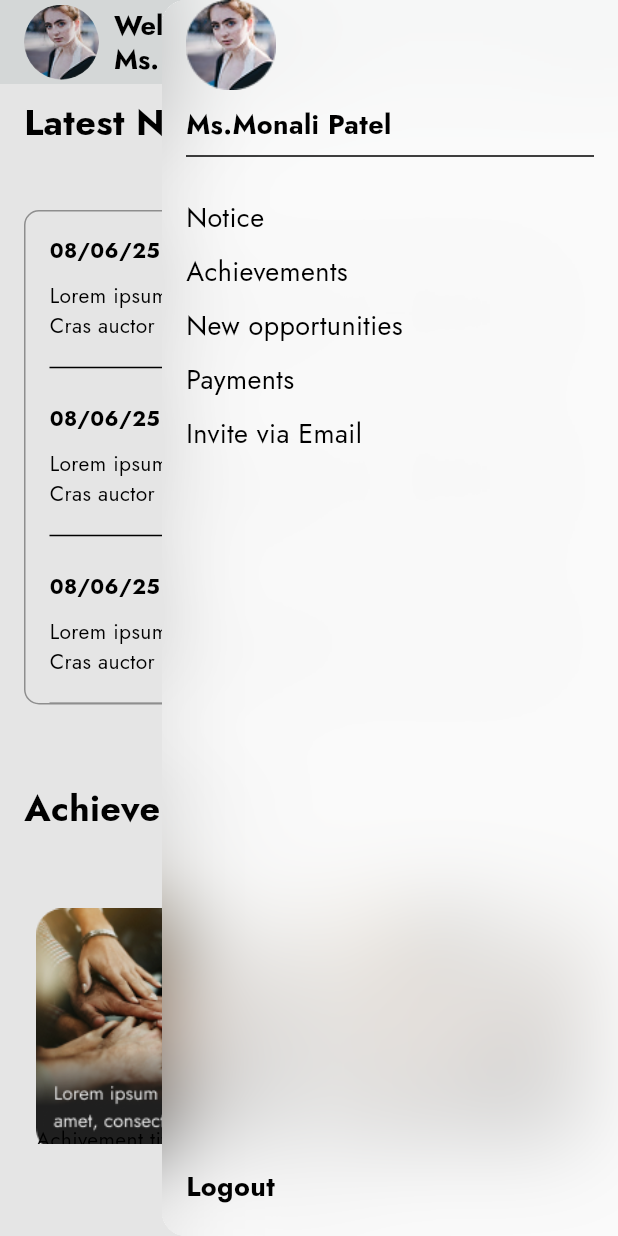
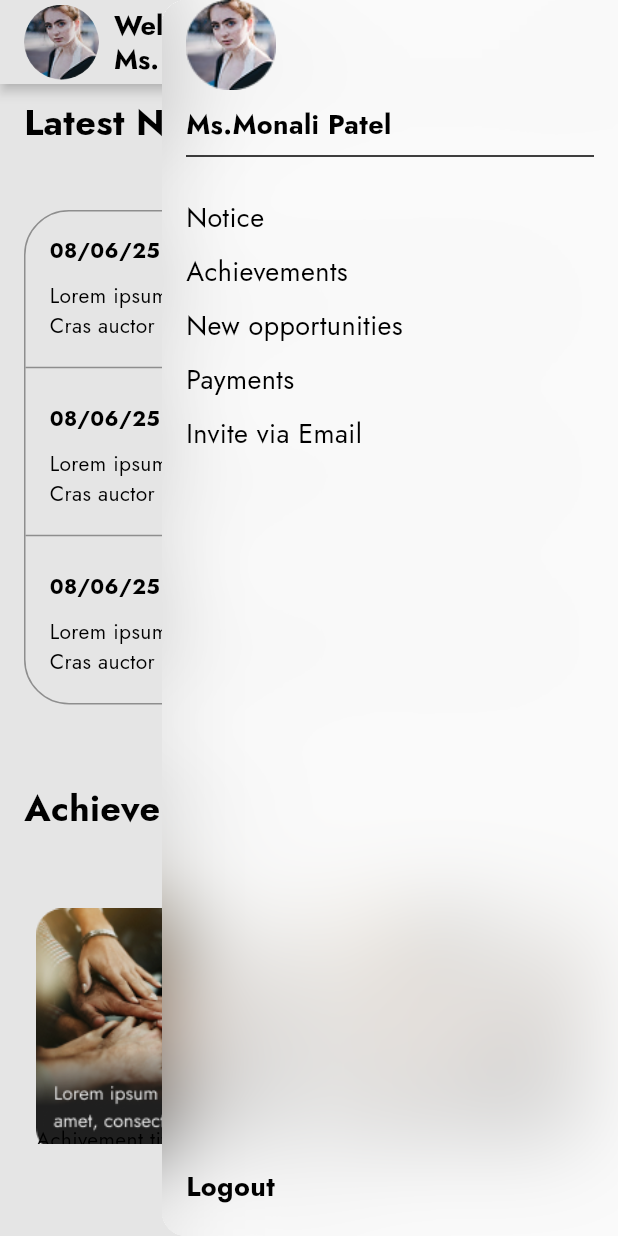
Before and after one commit to SarthakSuthar/Connect-Buddy, a Flutter app: the HomeScreen screen opened by its route, scrolled down 254 dp, after a tap on the "menu" icon, on a phone screen of 412 x 824 dp. Run offline on Flutter 3.47's test engine with Material 3 defaults, Android fonts, the phone set to English and light mode, and no system bars; our stand-ins replace bloc, flutter_bloc, go_router, google_nav_bar.

Commit message:
app bottom nav bar, drawer icon update, home screen des, job dashboard des, profile dashboard des

```diff
--- a/lib/home/ui/home_screen.dart
+++ b/lib/home/ui/home_screen.dart
@@ -11,6 +11,9 @@ class HomeScreen extends StatelessWidget {
   Widget build(BuildContext context) {
     return Scaffold(
       appBar: AppBar(
+        shadowColor: Colors.grey.withAlpha(150),
+        surfaceTintColor: Colors.transparent,
+        elevation: 2,
         // leading: const SizedBox(),
         automaticallyImplyLeading: false,
         title: Row(
--- a/lib/home/widgets/home_screen_widget.dart
+++ b/lib/home/widgets/home_screen_widget.dart
@@ -9,21 +9,21 @@ Widget homeWidget(
   required String name,
 }) {
   return ClipRRect(
-    borderRadius: BorderRadius.circular(10),
+    borderRadius: BorderRadius.circular(30),
     child: Container(
       height: MediaQuery.of(context).size.height * 0.25,
       width: MediaQuery.of(context).size.width * 0.45,
       clipBehavior: Clip.none,
       decoration: BoxDecoration(
         color: isSchool ? Color(0xFFE3F0FF) : Color(0xFFE6FFE3),
-        borderRadius: BorderRadius.circular(10),
+        borderRadius: BorderRadius.circular(30),
       ),
       child: Stack(
         clipBehavior: Clip.hardEdge,
         children: [
           Positioned(
-            left: -20,
-            top: -20,
+            left: -25,
+            top: -25,
             child: circleContainer(text: noOfAlumini, isSchool: isSchool),
           ),
           Positioned(
@@ -36,8 +36,8 @@ Widget homeWidget(
             ),
           ),
           Positioned(
-            left: 20,
-            bottom: 20,
+            left: 10,
+            bottom: 30,
             child: Text(
               "Proud Alumni \nfrom \n$name",
               style: AppTheme.smallBold.copyWith(
@@ -72,7 +72,7 @@ Widget circleContainer({
     child: Text(
       text,
       style: TextStyle(
-        fontSize: 50,
+        fontSize: 40,
         color: Colors.white,
         fontWeight: FontWeight.bold,
         fontFamily: 'Jost',
@@ -88,14 +88,15 @@ Widget newsWidget(BuildContext context) {
       height: MediaQuery.of(context).size.height * 0.4,
 
       decoration: BoxDecoration(
-        borderRadius: BorderRadius.circular(10),
+        borderRadius: BorderRadius.circular(30),
         border: Border.all(color: Colors.grey),
       ),
-      child: ListView.builder(
+      child: ListView.separated(
         itemCount: 3,
         itemBuilder: (context, index) {
           return newsListWidget();
         },
+        separatorBuilder: (context, index) => Divider(color: Colors.grey),
       ),
     ),
   );
@@ -118,7 +119,7 @@ Widget newsListWidget() {
             style: AppTheme.smallRegular,
           ),
           SizedBox(height: 10),
-          Divider(),
+          // Divider(),
         ],
       ),
     ),
--- a/lib/login/ui/login_screen.dart
+++ b/lib/login/ui/login_screen.dart
@@ -86,7 +86,8 @@ class _LoginScreenState extends State<LoginScreen> {
             BlocListener<LoginBloc, LoginState>(
               listener: (context, state) {
                 if (state is LoginSuccess) {
-                  context.push("/home");
+                  // context.push("/home");
+                  context.push("/dashboard");
                   appSnackBar(
                     context,
                     message: "Login successful",
@@ -146,7 +147,7 @@ class _LoginScreenState extends State<LoginScreen> {
                 BlocListener<LoginBloc, LoginState>(
                   listener: (context, state) {
                     if (state is LoginSuccess) {
-                      context.push("/home");
+                      context.push("/dashboard");
                       appSnackBar(
                         context,
                         message: "Login successful",
--- a/lib/router/app_router.dart
+++ b/lib/router/app_router.dart
@@ -1,3 +1,4 @@
+import 'package:connect_buddy/dashboard/ui/dashboard.dart';
 import 'package:connect_buddy/forgot_pass/ui/enter_otp.dart';
 import 'package:connect_buddy/forgot_pass/ui/forgot_password.dart';
 import 'package:connect_buddy/forgot_pass/ui/reset_password.dart';
@@ -19,6 +20,7 @@ final GoRouter route = GoRouter(
         return const SplashScreen();
       },
     ),
+    GoRoute(path: '/dashboard', builder: (context, state) => Dashboard()),
     GoRoute(path: '/home', builder: (context, state) => HomeScreen()),
     GoRoute(
       path: '/login',
--- a/lib/widgets/app_scaffold.dart
+++ b/lib/widgets/app_scaffold.dart
@@ -29,6 +29,7 @@ class AppScaffold extends StatelessWidget {
       ),
       endDrawer: const AppDrawer(),
       drawerScrimColor: Colors.transparent.withOpacity(0.1),
+      backgroundColor: Colors.white30,
       // endDrawerScrimColor: Colors.transparent,
       body: body,
     );
--- a/pubspec.yaml
+++ b/pubspec.yaml
@@ -38,6 +38,7 @@ dependencies:
   meta: ^1.16.0
   bloc: ^9.1.0
   go_router: ^16.3.0
+  google_nav_bar: ^5.0.7
 
 dev_dependencies:
   flutter_test:
```
Also changed, not shown: lib/dashboard/ui/dashboard.dart (added, +76 -0 lines), lib/jobs/ui/job_dashboard.dart (added, +69 -0 lines), lib/profile/ui/profile_dashboard.dart (added, +101 -0 lines), lib/widgets/app_bar.dart (+10 -6 lines), assets/images/menu_icon.png (added), assets/images/menu_icon_white.png (added), pubspec.lock.
